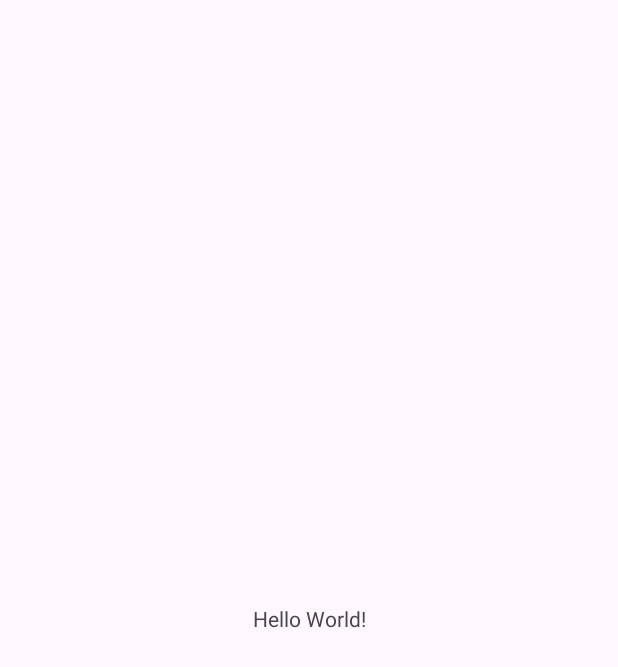
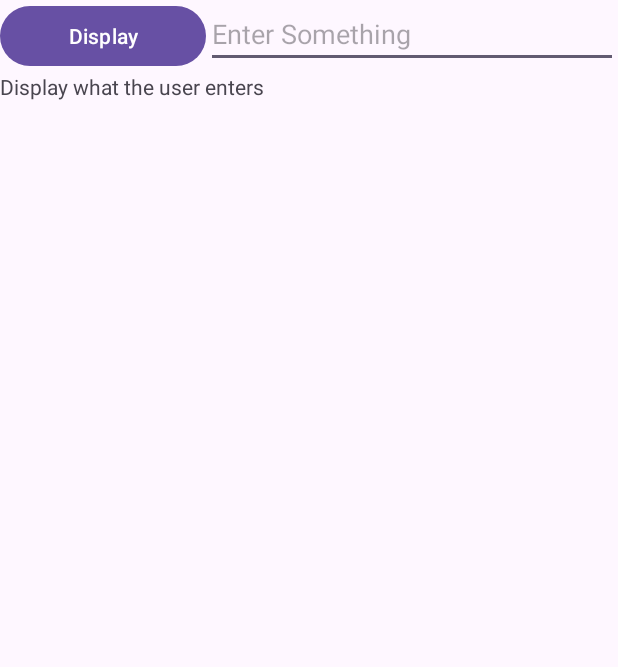
Before and after one commit to RyanLau0w0/Week03, an Android app: the screen it shows after launch (MainActivity), on a phone screen of 412 x 824 dp. Before the commit the part shown is almost empty. Shown: the top 667 px of the screen. Run offline under Robolectric (Android 15) with nearby library versions, the phone set to English and light mode, and no system bars.

Commit message:
Completed till Section A

```diff
--- a/app/src/main/res/layout/activity_main.xml
+++ b/app/src/main/res/layout/activity_main.xml
@@ -1,18 +1,36 @@
 <?xml version="1.0" encoding="utf-8"?>
-<androidx.constraintlayout.widget.ConstraintLayout xmlns:android="http://schemas.android.com/apk/res/android"
-    xmlns:app="http://schemas.android.com/apk/res-auto"
-    xmlns:tools="http://schemas.android.com/tools"
+<LinearLayout xmlns:android="http://schemas.android.com/apk/res/android"
     android:layout_width="match_parent"
     android:layout_height="match_parent"
-    tools:context=".MainActivity">
+    android:orientation="vertical">
+
+
+    <LinearLayout
+        android:layout_width="match_parent"
+        android:layout_height="wrap_content"
+        android:orientation="horizontal">
+
+        <Button
+            android:id="@+id/buttonDisplay"
+            android:layout_width="0dp"
+            android:layout_height="wrap_content"
+            android:layout_weight="1"
+            android:text="@string/Display" />
+
+        <EditText
+            android:id="@+id/editTextInput"
+            android:layout_width="0dp"
+            android:layout_height="wrap_content"
+            android:layout_weight="2"
+            android:ems="10"
+            android:hint="@string/Enter"
+            android:inputType="text" />
+    </LinearLayout>
 
     <TextView
-        android:layout_width="wrap_content"
+        android:id="@+id/textViewDisplay"
+        android:layout_width="match_parent"
         android:layout_height="wrap_content"
-        android:text="Hello World!"
-        app:layout_constraintBottom_toBottomOf="parent"
-        app:layout_constraintEnd_toEndOf="parent"
-        app:layout_constraintStart_toStartOf="parent"
-        app:layout_constraintTop_toTopOf="parent" />
+        android:text="@string/DisplayUser" />
 
-</androidx.constraintlayout.widget.ConstraintLayout>
+</LinearLayout>
--- a/app/src/main/res/values/strings.xml
+++ b/app/src/main/res/values/strings.xml
@@ -1,3 +1,6 @@
 <resources>
     <string name="app_name">Week03</string>
+    <string name="Display">Display</string>
+    <string name="Enter">Enter Something</string>
+    <string name="DisplayUser">Display what the user enters</string>
 </resources>
```
